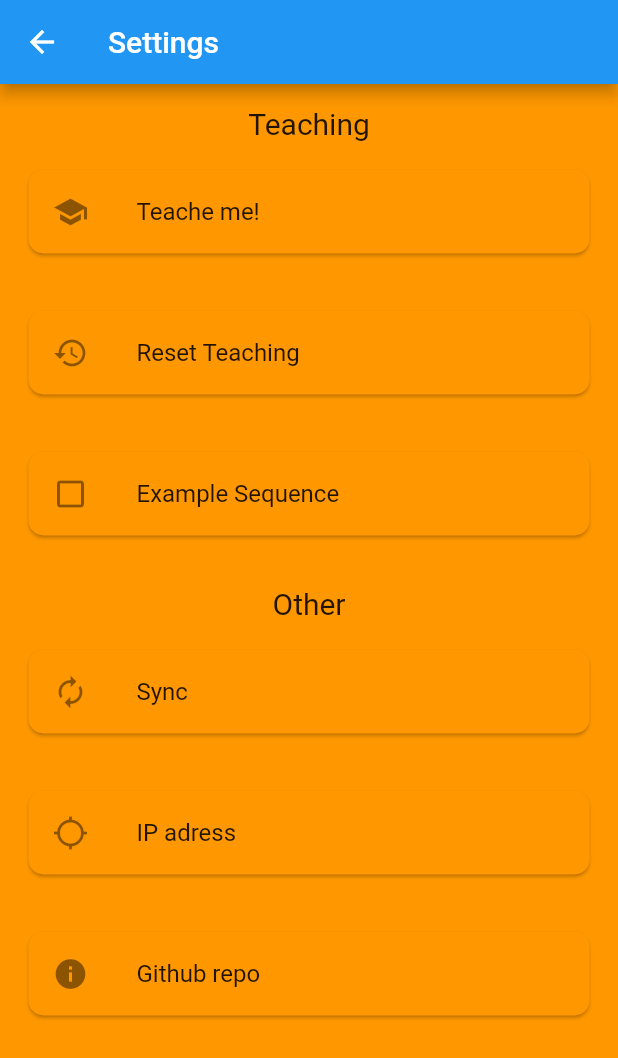
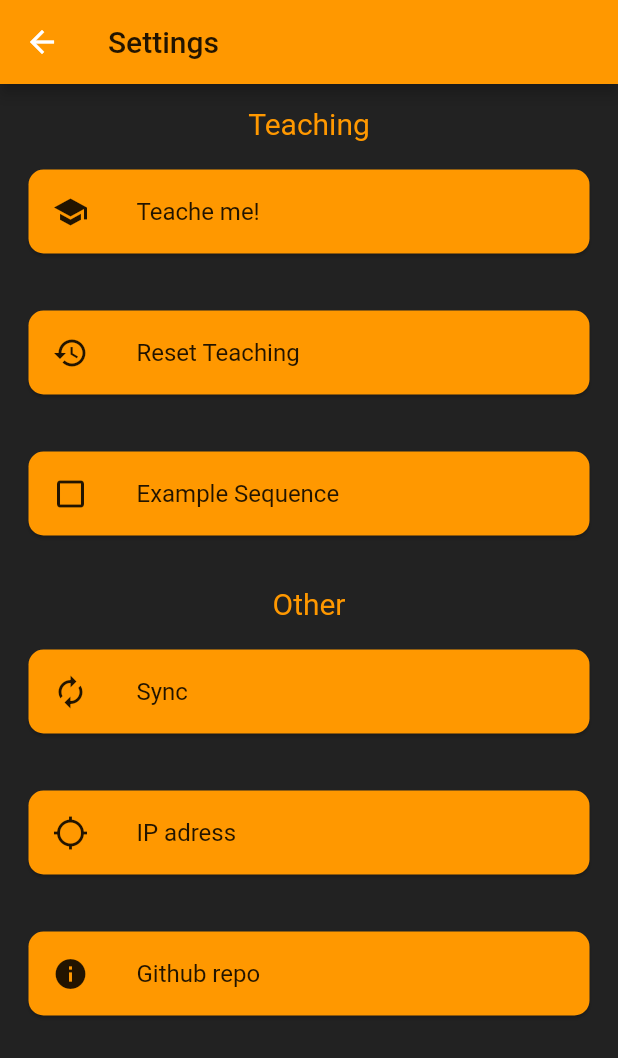
Before and after one commit to floodoo/Joy-it-Grab-it-robot02-frontend, a Flutter app: the SettingsScreen screen opened by its route, on a phone screen of 412 x 824 dp. Shown: the top 1058 px of the screen. Run offline on Flutter 3.47's test engine with Material 2 defaults, Android fonts, the phone set to English and light mode, and no system bars; our stand-ins replace flutter_hooks, google_fonts, hooks_riverpod, logger; network calls fail.

Commit message:
change icon in custom button tile

```diff
--- a/lib/ui/screens/settings/settings.screen.dart
+++ b/lib/ui/screens/settings/settings.screen.dart
@@ -14,57 +14,61 @@ class SettingsScreen extends HookWidget {
 
     return Scaffold(
       appBar: AppBar(
-        title: const Text('Settings'),
+        title: Text(
+          'Settings',
+          style: TextStyle(color: _theme.colors.accent),
+        ),
+        backgroundColor: _theme.colors.primary,
       ),
       body: Container(
-        color: _theme.colors.primary,
+        color: _theme.colors.accent,
         height: double.infinity,
         child: SingleChildScrollView(
           child: Center(
             child: Column(
               children: [
-                const Padding(
-                  padding: EdgeInsets.only(top: 15),
+                Padding(
+                  padding: const EdgeInsets.only(top: 15),
                   child: Text(
                     "Teaching",
-                    style: TextStyle(fontSize: 20),
+                    style: TextStyle(fontSize: 20, color: _theme.colors.primary),
                   ),
                 ),
                 CustomButtonTile(
                   label: "Teache me!",
-                  icon: const Icon(Icons.school),
+                  icon: Icons.school,
                   onPressed: () {},
                 ),
                 CustomButtonTile(
                   label: "Reset Teaching",
-                  icon: const Icon(Icons.restore),
+                  icon: Icons.restore,
                   onPressed: () {},
                 ),
                 CustomButtonTile(
                   label: "Example Sequence",
-                  icon: const Icon(Icons.crop_din),
+                  icon: Icons.crop_din,
                   onPressed: () {},
                 ),
-                const Padding(
-                  padding: EdgeInsets.only(top: 15),
+                Padding(
+                  padding: const EdgeInsets.only(top: 15),
                   child: Text(
                     "Other",
-                    style: TextStyle(fontSize: 20),
+                    style: TextStyle(fontSize: 20, color: _theme.colors.primary),
                   ),
                 ),
                 CustomButtonTile(
                   label: "Sync",
-                  icon: const Icon(Icons.autorenew),
+                  icon: Icons.autorenew,
                   onPressed: () {},
                 ),
                 CustomButtonTile(
                   label: "IP adress",
-                  icon: const Icon(Icons.location_searching),
+                  icon: Icons.location_searching,
                   onPressed: () {},
                 ),
                 CustomButtonTile(
                   label: "Github repo",
-                  icon: const Icon(Icons.info),
+                  icon: Icons.info,
                   onPressed: () {},
                 ),
               ],
--- a/lib/ui/screens/settings/widgets/custom_button_tile.dart
+++ b/lib/ui/screens/settings/widgets/custom_button_tile.dart
@@ -12,7 +12,7 @@ class CustomButtonTile extends StatefulHookWidget {
   }) : super(key: key);
 
   String label;
-  Icon icon;
+  IconData icon;
   Function() onPressed;
 
   @override
@@ -32,9 +32,10 @@ class _CustomButtonTileState extends State<CustomButtonTile> {
           borderRadius: BorderRadius.circular(10),
         ),
         child: ListTile(
-          leading: widget.icon,
+          leading: Icon(widget.icon, color: _theme.colors.accent),
           title: Text(
             widget.label,
+            style: TextStyle(color: _theme.colors.accent),
             maxLines: 1,
             softWrap: false,
             overflow: TextOverflow.ellipsis,
```
